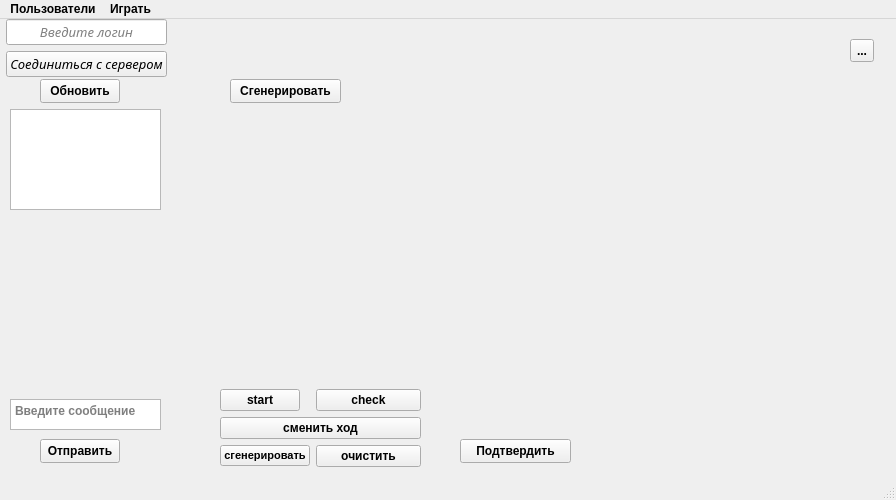
The window that client/mainwindow.ui (VladZg/Network_Battleship_2vs1) describes before a commit, drawn with Qt 5.
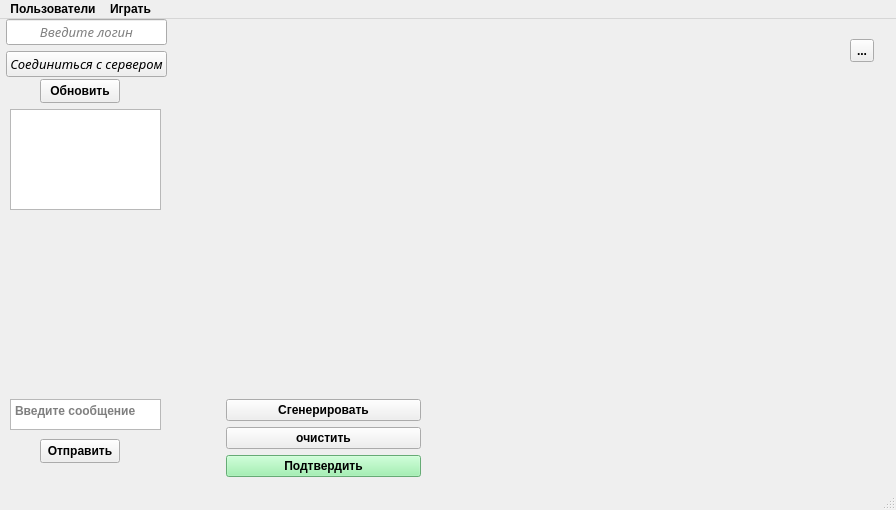
The same window after the commit. Icons and pictures are not drawn.

What changed in the file:
```diff
--- a/client/mainwindow.ui
+++ b/client/mainwindow.ui
@@ -7,7 +7,7 @@
     <x>0</x>
     <y>0</y>
     <width>896</width>
-    <height>500</height>
+    <height>510</height>
    </rect>
   </property>
   <property name="font">
@@ -173,10 +173,10 @@
    <widget class="QLabel" name="myGameLoginLabel">
     <property name="geometry">
      <rect>
-      <x>310</x>
+      <x>280</x>
       <y>30</y>
-      <width>81</width>
-      <height>16</height>
+      <width>171</width>
+      <height>20</height>
      </rect>
     </property>
     <property name="font">
@@ -195,7 +195,7 @@
      <rect>
       <x>620</x>
       <y>30</y>
-      <width>81</width>
+      <width>151</width>
       <height>16</height>
      </rect>
     </property>
@@ -226,78 +226,34 @@
      <string>...</string>
     </property>
    </widget>
-   <widget class="QPushButton" name="generateFieldButton">
-    <property name="geometry">
-     <rect>
-      <x>230</x>
-      <y>60</y>
-      <width>111</width>
-      <height>24</height>
-     </rect>
-    </property>
-    <property name="text">
-     <string>Сгенерировать</string>
-    </property>
-   </widget>
-   <widget class="QPushButton" name="applyFieldButton">
-    <property name="geometry">
-     <rect>
-      <x>460</x>
-      <y>420</y>
-      <width>111</width>
-      <height>24</height>
-     </rect>
-    </property>
-    <property name="text">
-     <string>Подтвердить</string>
-    </property>
-   </widget>
    <widget class="QWidget" name="formLayoutWidget_2">
     <property name="geometry">
      <rect>
       <x>220</x>
-      <y>370</y>
+      <y>380</y>
       <width>201</width>
-      <height>91</height>
+      <height>86</height>
      </rect>
     </property>
     <layout class="QFormLayout" name="debugButtonsLayout">
-     <item row="0" column="1">
-      <widget class="QPushButton" name="checkButton">
-       <property name="text">
-        <string>check</string>
-       </property>
-      </widget>
-     </item>
-     <item row="1" column="0" colspan="2">
-      <widget class="QPushButton" name="switchButton">
-       <property name="text">
-        <string>сменить ход</string>
-       </property>
-      </widget>
-     </item>
-     <item row="2" column="0">
-      <widget class="QPushButton" name="generateButton">
-       <property name="font">
-        <font>
-         <pointsize>8</pointsize>
-         <weight>75</weight>
-         <bold>true</bold>
-        </font>
-       </property>
-       <property name="text">
-        <string>сгенерировать</string>
-       </property>
-      </widget>
-     </item>
-     <item row="0" column="0">
-      <widget class="QPushButton" name="startButton">
-       <property name="text">
-        <string>start</string>
-       </property>
-      </widget>
-     </item>
      <item row="2" column="1">
+      <widget class="QPushButton" name="applyFieldButton">
+       <property name="styleSheet">
+        <string notr="true">background-color: rgb(143, 240, 164);</string>
+       </property>
+       <property name="text">
+        <string>Подтвердить</string>
+       </property>
+      </widget>
+     </item>
+     <item row="0" column="1">
+      <widget class="QPushButton" name="generateFieldButton">
+       <property name="text">
+        <string>Сгенерировать</string>
+       </property>
+      </widget>
+     </item>
+     <item row="1" column="1">
       <widget class="QPushButton" name="clearButton">
        <property name="text">
         <string>очистить</string>
```
